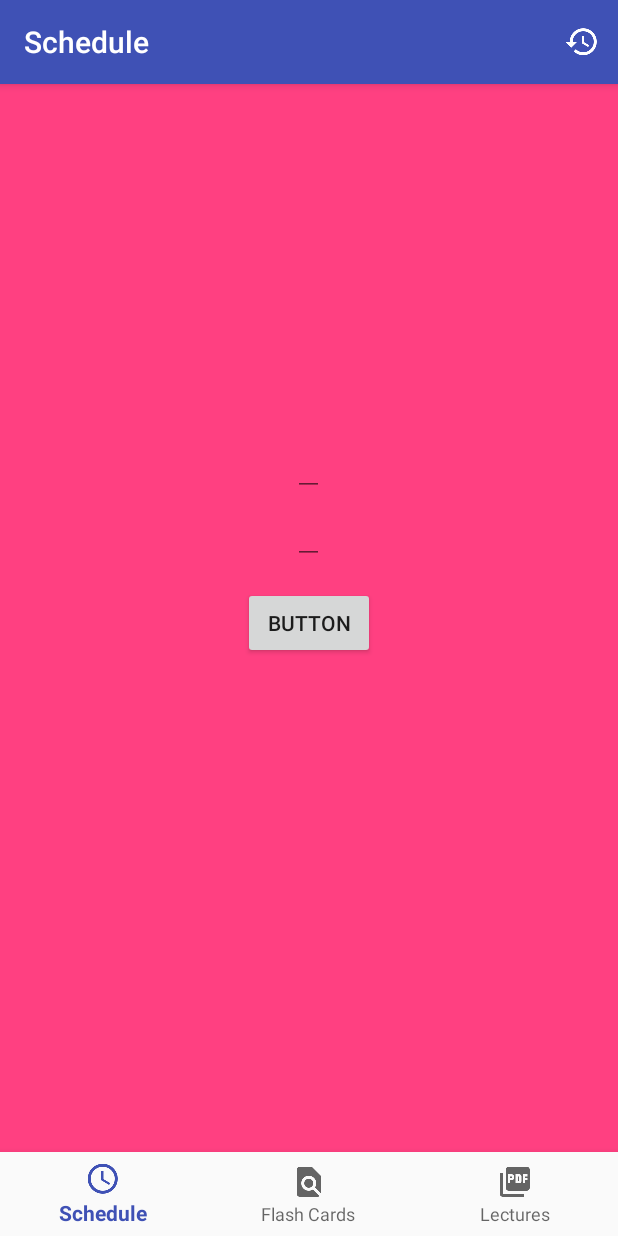
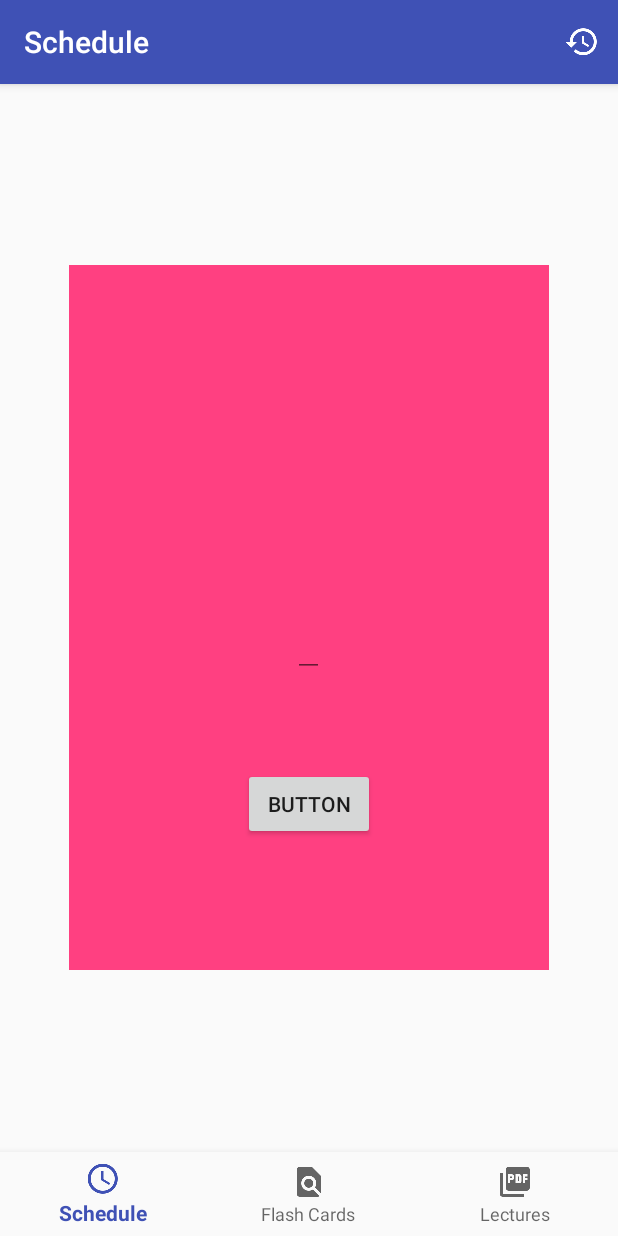
Before and after one commit to RafhaanShah/Study-Assistant, an Android app: the fragment FlashCardStackFragment placed in its activity, on a phone screen of 412 x 824 dp. Run offline under Robolectric (Android 15) with nearby library versions, the phone set to English and light mode, and no system bars; libraries missing offline, so code that uses them is left out: io.realm; 11 statements that could not run were skipped.

Commit message:
Add fairly advanced flash card functionality

```diff
--- a/app/src/main/java/com/rafhaanshah/studyassistant/flashcards/FlashCardStackFragment.java
+++ b/app/src/main/java/com/rafhaanshah/studyassistant/flashcards/FlashCardStackFragment.java
@@ -6,6 +6,7 @@ import android.support.v4.app.Fragment;
 import android.view.LayoutInflater;
 import android.view.View;
 import android.view.ViewGroup;
+import android.widget.Button;
 import android.widget.TextView;
 
 import com.rafhaanshah.studyassistant.R;
@@ -16,6 +17,7 @@ public class FlashCardStackFragment extends Fragment {
 
     private String card, answer;
     private TextView cardTextView, answerTextView;
+    private Button button;
 
     public static FlashCardStackFragment newInstance(String cardText, String answerText) {
         FlashCardStackFragment fcs = new FlashCardStackFragment();
@@ -40,8 +42,10 @@ public class FlashCardStackFragment extends Fragment {
 
         cardTextView = inflatedView.findViewById(R.id.cardText);
         answerTextView = inflatedView.findViewById(R.id.answerText);
+        button = inflatedView.findViewById(R.id.cardButton);
         cardTextView.setText(card);
         answerTextView.setText(answer);
+        answerTextView.setVisibility(View.INVISIBLE);
 
         return inflatedView;
     }
@@ -53,4 +57,9 @@ public class FlashCardStackFragment extends Fragment {
     public String getAnswerText() {
         return answerTextView.getText().toString();
     }
+
+    public void revealAnswer() {
+        answerTextView.setVisibility(View.VISIBLE);
+        button.setVisibility(View.INVISIBLE);
+    }
 }
--- a/app/src/main/res/layout/activity_flash_card.xml
+++ b/app/src/main/res/layout/activity_flash_card.xml
@@ -8,7 +8,6 @@
     <android.support.v4.view.ViewPager
         android:id="@+id/viewPager"
         android:layout_width="match_parent"
-        android:layout_height="400dp"
-        android:layout_centerInParent="true" />
+        android:layout_height="match_parent" />
 
 </RelativeLayout>
--- a/app/src/main/res/layout/fragment_flash_card_stack.xml
+++ b/app/src/main/res/layout/fragment_flash_card_stack.xml
@@ -1,7 +1,12 @@
 <?xml version="1.0" encoding="utf-8"?>
 <RelativeLayout xmlns:android="http://schemas.android.com/apk/res/android"
     android:layout_width="match_parent"
-    android:layout_height="match_parent"
+    android:layout_height="match_parent">
+
+    <RelativeLayout
+        android:layout_width="320dp"
+        android:layout_height="470dp"
+        android:layout_centerInParent="true"
         android:background="@color/colorAccent">
 
         <EditText
@@ -29,8 +34,10 @@
             android:layout_below="@+id/answerText"
             android:layout_centerHorizontal="true"
             android:layout_marginTop="15dp"
-        android:onClick="saveButton"
+            android:onClick="buttonPressed"
             android:text="Button" />
+
+    </RelativeLayout>
 
 
 </RelativeLayout>
--- a/app/src/main/res/values/strings.xml
+++ b/app/src/main/res/values/strings.xml
@@ -41,4 +41,6 @@
     <string name="class_test">Class Test</string>
     <string name="exam">Exam</string>
     <string name="event">Event</string>
+    <string name="menu_edit">Edit</string>
+    <string name="menu_add">Add</string>
 </resources>
```
Also changed, not shown: app/src/main/java/com/rafhaanshah/studyassistant/flashcards/FlashCardActivity.java (+46 -10 lines), app/src/main/java/com/rafhaanshah/studyassistant/flashcards/FlashCardStackAdapter.java (+11 -5 lines), app/src/main/res/menu/flash_card_stack_menu.xml (added, +24 -0 lines). Lines whose indentation alone changed are shown as unchanged.
